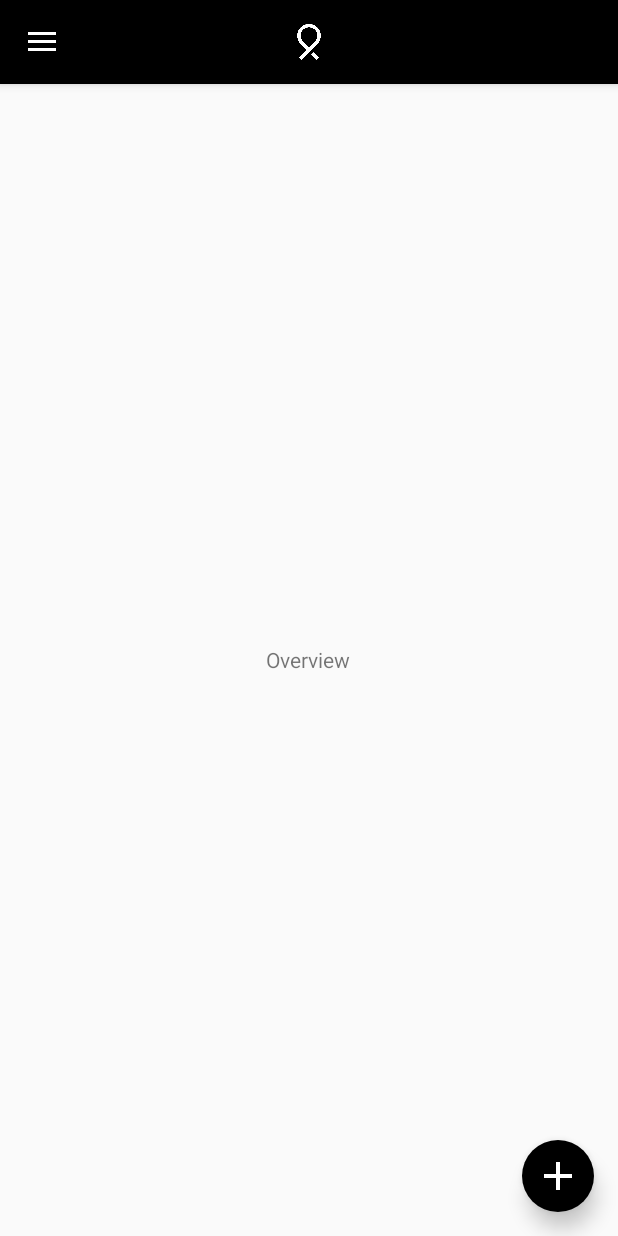
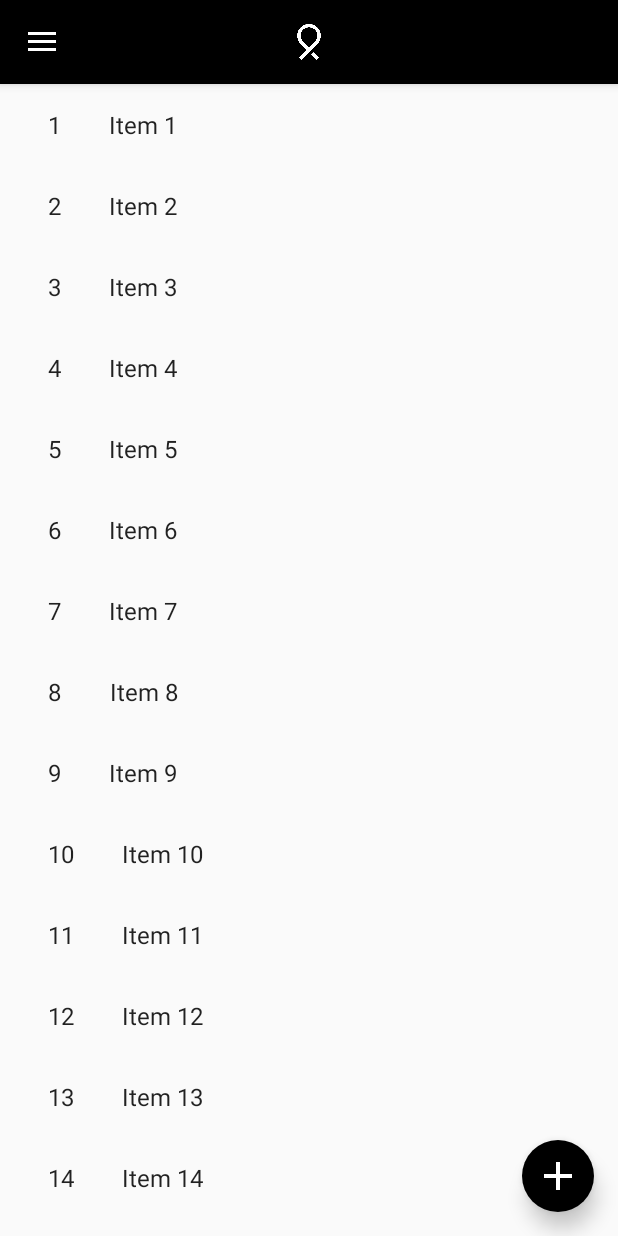
Before and after one commit to ryubears/re-mind, an Android app: the screen it shows after launch (MainActivity), on a phone screen of 412 x 824 dp. Run offline under Robolectric (Android 15) with nearby library versions, the light colour scheme and no system bars.

Commit message:
Added Basic List (Master) and Detail Views

```diff
--- a/app/build.gradle
+++ b/app/build.gradle
@@ -32,6 +32,7 @@ dependencies {
     implementation 'com.google.android.gms:play-services-maps:17.0.0'
     // Test Libraries
     implementation 'androidx.legacy:legacy-support-v4:1.0.0'
+    implementation 'androidx.recyclerview:recyclerview:1.0.0'
     testImplementation 'junit:junit:4.12'
     androidTestImplementation 'androidx.test.ext:junit:1.1.1'
     androidTestImplementation 'androidx.test.espresso:espresso-core:3.2.0'
--- /dev/null
+++ b/app/src/main/java/com/yoseph/re_mind/ui/activities/Tasks/TaskContent.java
@@ -0,0 +1,71 @@
+package com.yoseph.re_mind.ui.activities.Tasks;
+
+import java.util.ArrayList;
+import java.util.HashMap;
+import java.util.List;
+import java.util.Map;
+
+/**
+ * Helper class for providing sample content for user interfaces created by
+ * Android template wizards.
+ * <p>
+ */
+public class TaskContent {
+
+    /**
+     * An array of sample (dummy) items.
+     */
+    public static final List<TaskItem> ITEMS = new ArrayList<>();
+
+    /**
+     * A map of sample (dummy) items, by ID.
+     */
+    public static final Map<String, TaskItem> ITEM_MAP = new HashMap<>();
+
+    private static final int COUNT = 25;
+
+    static {
+        // Add some sample items.
+        for (int i = 1; i <= COUNT; i++) {
+            addItem(createDummyItem(i));
+        }
+    }
+
+    private static void addItem(TaskItem item) {
+        ITEMS.add(item);
+        ITEM_MAP.put(item.id, item);
+    }
+
+    private static TaskItem createDummyItem(int position) {
+        return new TaskItem(String.valueOf(position), "Item " + position, makeDetails(position));
+    }
+
+    private static String makeDetails(int position) {
+        StringBuilder builder = new StringBuilder();
+        builder.append("Details about Item: ").append(position);
+        for (int i = 0; i < position; i++) {
+            builder.append("\nMore details information here.");
+        }
+        return builder.toString();
+    }
+
+    /**
+     * A dummy item representing a piece of content.
+     */
+    public static class TaskItem {
+        public final String id;
+        public final String title;
+        public final String details;
+
+        public TaskItem(String id, String title, String details) {
+            this.id = id;
+            this.title = title;
+            this.details = details;
+        }
+
+        @Override
+        public String toString() {
+            return title;
+        }
+    }
+}
--- a/app/src/main/java/com/yoseph/re_mind/ui/fragments/OverviewFragment.java
+++ b/app/src/main/java/com/yoseph/re_mind/ui/fragments/OverviewFragment.java
@@ -1,15 +1,24 @@
 package com.yoseph.re_mind.ui.fragments;
 
 
+import android.content.Context;
+import android.content.Intent;
 import android.os.Bundle;
-
-import androidx.fragment.app.Fragment;
-
 import android.view.LayoutInflater;
 import android.view.View;
 import android.view.ViewGroup;
+import android.widget.TextView;
+
+import androidx.annotation.NonNull;
+import androidx.fragment.app.Fragment;
+import androidx.recyclerview.widget.RecyclerView;
 
 import com.yoseph.re_mind.R;
+import com.yoseph.re_mind.ui.activities.TaskDetailActivity;
+import com.yoseph.re_mind.ui.activities.TaskDetailFragment;
+import com.yoseph.re_mind.ui.activities.Tasks.TaskContent;
+
+import java.util.List;
 
 public class OverviewFragment extends Fragment {
 
@@ -22,8 +31,70 @@ public class OverviewFragment extends Fragment {
     @Override
     public View onCreateView(LayoutInflater inflater, ViewGroup container,
                              Bundle savedInstanceState) {
-        // Inflate the layout for this fragment
-        return inflater.inflate(R.layout.fragment_overview, container, false);
+        View rootView = inflater.inflate(R.layout.fragment_overview, container, false);
+
+        View recyclerView = rootView.findViewById(R.id.task_list);
+        assert recyclerView != null;
+        setupRecyclerView((RecyclerView) recyclerView);
+
+        return rootView;
     }
 
+    private void setupRecyclerView(@NonNull RecyclerView recyclerView) {
+        recyclerView.setAdapter(new OverviewFragment.SimpleItemRecyclerViewAdapter(TaskContent.ITEMS));
+    }
+
+    public static class SimpleItemRecyclerViewAdapter
+            extends RecyclerView.Adapter<OverviewFragment.SimpleItemRecyclerViewAdapter.ViewHolder> {
+
+        private final List<TaskContent.TaskItem> mValues;
+        private final View.OnClickListener mOnClickListener = new View.OnClickListener() {
+            @Override
+            public void onClick(View view) {
+                TaskContent.TaskItem item = (TaskContent.TaskItem) view.getTag();
+
+                Context context = view.getContext();
+                Intent intent = new Intent(context, TaskDetailActivity.class);
+                intent.putExtra(TaskDetailFragment.ARG_ITEM_ID, item.id);
+
+                context.startActivity(intent);
+            }
+        };
+
+        SimpleItemRecyclerViewAdapter(List<TaskContent.TaskItem> items) {
+            mValues = items;
+        }
+
+        @Override
+        public OverviewFragment.SimpleItemRecyclerViewAdapter.ViewHolder onCreateViewHolder(ViewGroup parent, int viewType) {
+            View view = LayoutInflater.from(parent.getContext())
+                    .inflate(R.layout.task_list_content, parent, false);
+            return new OverviewFragment.SimpleItemRecyclerViewAdapter.ViewHolder(view);
+        }
+
+        @Override
+        public void onBindViewHolder(final OverviewFragment.SimpleItemRecyclerViewAdapter.ViewHolder holder, int position) {
+            holder.mIdView.setText(mValues.get(position).id);
+            holder.mContentView.setText(mValues.get(position).title);
+
+            holder.itemView.setTag(mValues.get(position));
+            holder.itemView.setOnClickListener(mOnClickListener);
+        }
+
+        @Override
+        public int getItemCount() {
+            return mValues.size();
+        }
+
+        class ViewHolder extends RecyclerView.ViewHolder {
+            final TextView mIdView;
+            final TextView mContentView;
+
+            ViewHolder(View view) {
+                super(view);
+                mIdView = view.findViewById(R.id.id_text);
+                mContentView = view.findViewById(R.id.content);
+            }
+        }
+    }
 }
--- /dev/null
+++ b/app/src/main/res/layout-w900dp/task_list.xml
@@ -0,0 +1,39 @@
+<?xml version="1.0" encoding="utf-8"?>
+<LinearLayout xmlns:android="http://schemas.android.com/apk/res/android"
+    xmlns:app="http://schemas.android.com/apk/res-auto"
+    xmlns:tools="http://schemas.android.com/tools"
+    android:layout_width="match_parent"
+    android:layout_height="match_parent"
+    android:layout_marginLeft="16dp"
+    android:layout_marginRight="16dp"
+    android:baselineAligned="false"
+    android:divider="?android:attr/dividerHorizontal"
+    android:orientation="horizontal"
+    android:showDividers="middle"
+    tools:context=".ui.fragments.OverviewFragment">
+
+    <!--
+    This layout is a two-pane layout for the Tasks
+    master/detail flow.
+
+    -->
+
+    <androidx.recyclerview.widget.RecyclerView xmlns:android="http://schemas.android.com/apk/res/android"
+        xmlns:tools="http://schemas.android.com/tools"
+        android:id="@+id/task_list"
+        android:name="com.yoseph.re_mind.ui.activities.TaskListFragment"
+        android:layout_width="@dimen/item_width"
+        android:layout_height="match_parent"
+        android:layout_marginLeft="16dp"
+        android:layout_marginRight="16dp"
+        app:layoutManager="LinearLayoutManager"
+        tools:context="com.yoseph.re_mind.ui.activities.TaskListActivity"
+        tools:listitem="@layout/task_list_content" />
+
+    <FrameLayout
+        android:id="@+id/task_detail_container"
+        android:layout_width="0dp"
+        android:layout_height="match_parent"
+        android:layout_weight="3" />
+
+</LinearLayout>
--- a/app/src/main/res/layout/fragment_overview.xml
+++ b/app/src/main/res/layout/fragment_overview.xml
@@ -1,14 +1,13 @@
 <?xml version="1.0" encoding="utf-8"?>
 <FrameLayout xmlns:android="http://schemas.android.com/apk/res/android"
     xmlns:tools="http://schemas.android.com/tools"
+    xmlns:app="http://schemas.android.com/apk/res-auto"
     android:layout_width="match_parent"
     android:layout_height="match_parent"
     tools:context=".ui.fragments.OverviewFragment">
+    app:layout_behavior="@string/appbar_scrolling_view_behavior">
+    android:id="@+id/frameLayout"
 
-    <TextView
-        android:layout_width="wrap_content"
-        android:layout_height="wrap_content"
-        android:text="Overview"
-        android:layout_gravity="center"/>
+   <include layout="@layout/task_list" />
 
 </FrameLayout>
--- /dev/null
+++ b/app/src/main/res/layout/task_list.xml
@@ -0,0 +1,13 @@
+<?xml version="1.0" encoding="utf-8"?>
+<androidx.recyclerview.widget.RecyclerView xmlns:android="http://schemas.android.com/apk/res/android"
+    xmlns:app="http://schemas.android.com/apk/res-auto"
+    xmlns:tools="http://schemas.android.com/tools"
+    android:id="@+id/task_list"
+    android:name="com.yoseph.re_mind.ui.activities.TaskListFragment"
+    android:layout_width="match_parent"
+    android:layout_height="match_parent"
+    android:layout_marginLeft="16dp"
+    android:layout_marginRight="16dp"
+    app:layoutManager="LinearLayoutManager"
+    tools:context=".ui.fragments.OverviewFragment"
+    tools:listitem="@layout/task_list_content" />
--- /dev/null
+++ b/app/src/main/res/layout/task_list_content.xml
@@ -0,0 +1,20 @@
+<?xml version="1.0" encoding="utf-8"?>
+<LinearLayout xmlns:android="http://schemas.android.com/apk/res/android"
+    android:layout_width="wrap_content"
+    android:layout_height="wrap_content"
+    android:orientation="horizontal">
+
+    <TextView
+        android:id="@+id/id_text"
+        android:layout_width="wrap_content"
+        android:layout_height="wrap_content"
+        android:layout_margin="@dimen/text_margin"
+        android:textAppearance="?attr/textAppearanceListItem" />
+
+    <TextView
+        android:id="@+id/content"
+        android:layout_width="wrap_content"
+        android:layout_height="wrap_content"
+        android:layout_margin="@dimen/text_margin"
+        android:textAppearance="?attr/textAppearanceListItem" />
+</LinearLayout>
--- a/app/src/main/res/values/dimens.xml
+++ b/app/src/main/res/values/dimens.xml
@@ -6,5 +6,9 @@
     <dimen name="activity_vertical_margin">16dp</dimen>
     <dimen name="nav_header_vertical_spacing">8dp</dimen>
     <dimen name="nav_header_height">176dp</dimen>
+    <dimen name="fab_margin">16dp</dimen>
+    <dimen name="app_bar_height">200dp</dimen>
+    <dimen name="item_width">200dp</dimen>
+    <dimen name="text_margin">16dp</dimen>
 
 </resources>
--- a/app/src/main/res/values/strings.xml
+++ b/app/src/main/res/values/strings.xml
@@ -25,5 +25,7 @@
     <string name="no_alert_text">No Alert</string>
     <string name="time_alert_text">Time</string>
     <string name="place_alert_text">Place</string>
+    <string name="title_task_list">Tasks</string>
+    <string name="title_task_detail">Task Detail</string>
 
 </resources>
--- a/app/src/main/res/values/styles.xml
+++ b/app/src/main/res/values/styles.xml
@@ -15,4 +15,9 @@
 
     <style name="AppTheme.PopupOverlay" parent="ThemeOverlay.AppCompat.Light" />
 
+    <style name="AppTheme.NoActionBar">
+        <item name="windowActionBar">false</item>
+        <item name="windowNoTitle">true</item>
+    </style>
+
 </resources>
```
Also changed, not shown: app/src/main/AndroidManifest.xml (+14 -2 lines), app/src/main/java/com/yoseph/re_mind/ui/activities/TaskDetailActivity.java (added, +77 -0 lines), app/src/main/java/com/yoseph/re_mind/ui/activities/TaskDetailFragment.java (added, +68 -0 lines), app/src/main/res/layout/activity_task_detail.xml (added, +54 -0 lines), app/src/main/res/layout/task_detail.xml (added, +10 -0 lines).
